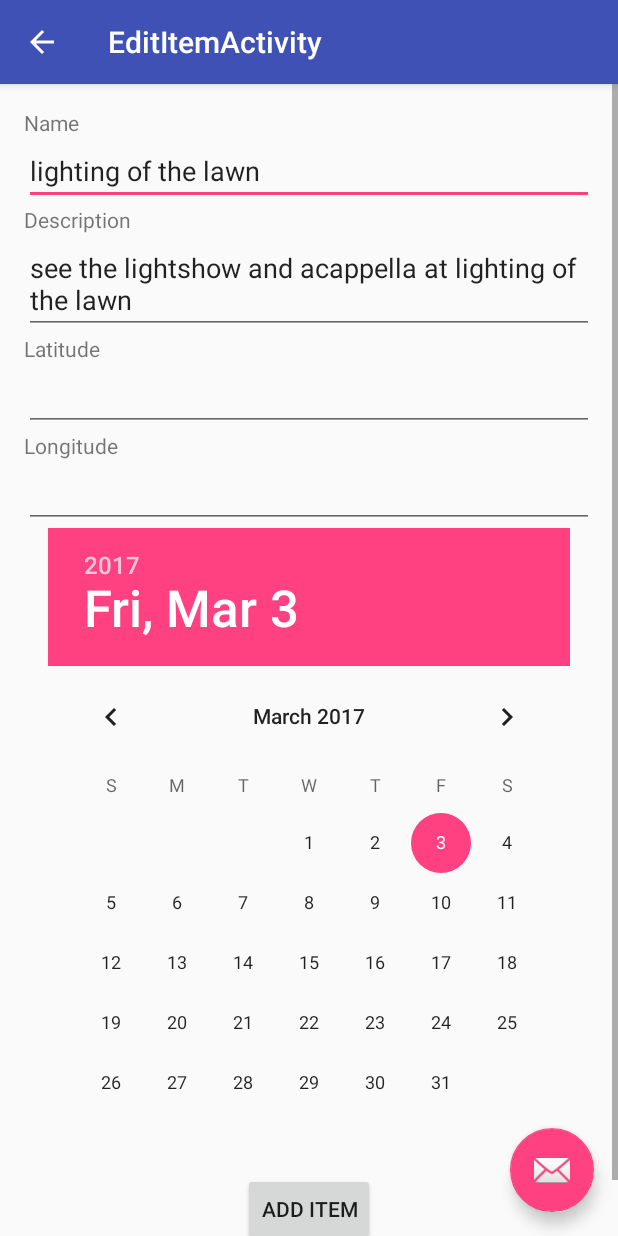
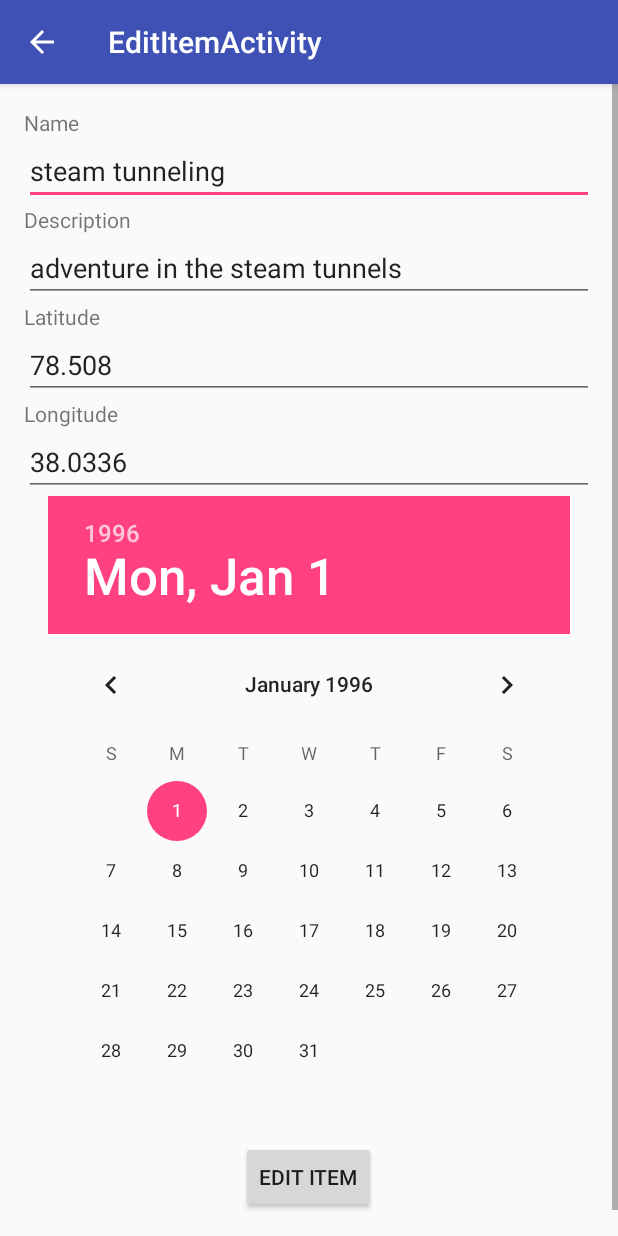
Before and after one commit to ww6vh/Android_Project_gengar, an Android app: the screen it shows after launch (EditItemActivity), after a tap on "steam tunneling", on a phone screen of 412 x 824 dp. Run offline under Robolectric (Android 15) with nearby library versions, the phone set to English and light mode, and no system bars.

Commit message:
The FABs from both pages were removed. The error was due to the app not being cleaned (?). The date field for the views now updates, and the list sorts itself because bucketItems are now comparables. The list sorts by date and checked status. Dates are now processed with <string>.split(), which prevents substring parsing issues. All that's left to do is make the update work and allow the date to pre-populate with the bucket's data.

```diff
--- a/app/src/main/java/androidminiapp_tre7ca_ww6vh/androidminiapp_tre7ca_ww6vh/BucketItem.java
+++ b/app/src/main/java/androidminiapp_tre7ca_ww6vh/androidminiapp_tre7ca_ww6vh/BucketItem.java
@@ -1,12 +1,17 @@
 package androidminiapp_tre7ca_ww6vh.androidminiapp_tre7ca_ww6vh;
 
 import java.util.ArrayList;
+import java.util.Comparator;
+import java.util.Collections;
+
+import android.app.usage.NetworkStats;
+import android.util.Log;
 
 /**
  * Code adapted from Professor Sheriff's ListExample code
  */
 
-public class BucketItem {
+public class BucketItem implements Comparable<BucketItem>{
     private String mName;
     private String mDescription;
     private double mLatitude;
@@ -24,7 +29,12 @@
         mLatitude = latitude;
         mLongitude = longitude;
         mCompleted = completed;
-        tDate = mMonth + "-" + mDay + "-" + mYear;
+        tDate = date;
+        String[] dateComps = tDate.split("-");
+        mMonth = dateComps[0];
+        mDay = dateComps[1];
+        mYear = dateComps[2];
+        Log.d("date components: ", mMonth + " " + mDay + " " + mYear);
 
     }
 
@@ -42,7 +52,17 @@
         return mCompleted;
     }
 
+    public void setmCompleted(Boolean done) {
+        mCompleted = done;
+    }
+
     public String gettDate() {return tDate;}
+
+    public String getmMonth() {return mMonth;}
+
+    public String getmDay() {return mDay;}
+
+    public String getmYear() {return mYear;}
 
     private static int lastBucketItemId = 0;
 
@@ -74,12 +94,40 @@
         String desc2 = "see the lightshow and acappella at lighting of the lawn";
         double lat2 = 38.0336;
         double lon2 = 78.5080;
-        String dat1 = "12-01-2017";
+        String dat1 = "12-01-1995";
         String dat2 = "01-02-2017";
 
         bucketItems.add(new BucketItem(name1, desc1, lat1, lon1, comp1, dat1));
         bucketItems.add(new BucketItem(name2, desc2, lat2, lon2, comp1, dat2));
-
+        Collections.sort(bucketItems);
         return bucketItems;
     }
+
+    @Override
+    public int compareTo(BucketItem B2) {
+        if(this.isCompleted() && !B2.isCompleted())
+            return 1;
+        else if(!this.isCompleted() && B2.isCompleted())
+            return -1;
+        else {
+            if (Integer.parseInt(this.mYear) > Integer.parseInt(B2.mYear))
+                return 1;
+            else if (Integer.parseInt(this.mYear) < Integer.parseInt(B2.mYear))
+                return -1;
+            else {
+                if (Integer.parseInt(this.mMonth) > Integer.parseInt(B2.mMonth))
+                    return 1;
+                else if (Integer.parseInt(this.mMonth) < Integer.parseInt(B2.mMonth))
+                    return -1;
+                else {
+                    if (Integer.parseInt(this.mDay) > Integer.parseInt(B2.mDay))
+                        return 1;
+                    else if (Integer.parseInt(this.mDay) < Integer.parseInt(B2.mDay))
+                        return -1;
+                    else
+                        return 0;
+                }
+            }
+        }
+    }
 }
--- a/app/src/main/java/androidminiapp_tre7ca_ww6vh/androidminiapp_tre7ca_ww6vh/BucketItemAdapter.java
+++ b/app/src/main/java/androidminiapp_tre7ca_ww6vh/androidminiapp_tre7ca_ww6vh/BucketItemAdapter.java
@@ -12,16 +12,18 @@
 import android.view.View;
 import android.view.ViewGroup;
 import android.widget.CheckBox;
+import android.widget.CompoundButton;
 import android.widget.TextView;
 import android.widget.Toast;
 
 import org.w3c.dom.Text;
 
 import java.util.List;
+import java.util.Collections;
 
 // Create the basic adapter extending from RecyclerView.Adapter
 // Note that we specify the custom ViewHolder which gives us access to our views
-public class BucketItemAdapter extends
+public class  BucketItemAdapter extends
         RecyclerView.Adapter<BucketItemAdapter.ViewHolder> {
 
     private BucketItem bucket;
@@ -51,7 +53,7 @@
         public TextView nameTextView;
         public CheckBox checked;
         public TextView dateTextView;
-        private BucketItem currBuck;
+        //private BucketItem currBuck;
         // We also create a constructor that accepts the entire item row
         // and does the view lookups to find each subview
         public ViewHolder(View itemView, BucketItem bucket) {
@@ -59,11 +61,9 @@
             // to access the context from any ViewHolder instance.
             super(itemView);
             nameTextView = (TextView) itemView.findViewById(R.id.bucket_name);
-            //dateTextView = (TextView) itemView.findViewById(R.id.datePicker2);
+            dateTextView = (TextView) itemView.findViewById(R.id.bucketDate);
             checked = (CheckBox) itemView.findViewById(R.id.checkBox);
             nameTextView.setOnClickListener(this);
-            //itemView.setOnClickListener(this);
-            currBuck = bucket;
 
         }
 
@@ -91,26 +91,39 @@
     @Override
     public void onBindViewHolder(BucketItemAdapter.ViewHolder viewHolder, int position) {
         // Get the data model based on position
-        BucketItem bucketItem = mBucketItems.get(position);
-        bucket = bucketItem;
+        final BucketItem bucketItem = mBucketItems.get(position);
         // Set item views based on your views and data model
         TextView textView = viewHolder.nameTextView;
         textView.setText(bucketItem.getName());
+        Log.d("This is the date, ", bucketItem.gettDate());
+        viewHolder.dateTextView.setText(bucketItem.gettDate());
         if(!bucketItem.isCompleted()) {
             textView.setClickable(true);
             textView.setActivated(true);
             textView.setEnabled(true);
 
         }
+        viewHolder.checked.setOnCheckedChangeListener(null);
+        viewHolder.checked.setChecked(bucketItem.isCompleted());
+        viewHolder.checked.setOnCheckedChangeListener(new CompoundButton.OnCheckedChangeListener() {
+            @Override
+            public void onCheckedChanged(CompoundButton compoundButton, boolean b) {
+                bucketItem.setmCompleted(!bucketItem.isCompleted());
+                Collections.sort(mBucketItems);
+                notifyDataSetChanged();
+            }
+        });
 
         textView.setOnClickListener(new View.OnClickListener() {
             @Override
             public void onClick( View v) {
                 Intent mIntent = new Intent(mContext, EditItemActivity.class);
-                mIntent.putExtra("Name", bucket.getName());
-                mIntent.putExtra("Desc", bucket.getmDescription());
-                mIntent.putExtra("Lat", bucket.getmLatitude());
-                mIntent.putExtra("Long", bucket.getmLongitude());
+                Log.d("BucketList", "" + bucketItem.getmLatitude());
+                mIntent.putExtra("eName", bucketItem.getName());
+                mIntent.putExtra("eDesc", bucketItem.getmDescription());
+                mIntent.putExtra("eLat", bucketItem.getmLatitude());
+                mIntent.putExtra("eLong", bucketItem.getmLongitude());
+                mIntent.putExtra("eDate", bucketItem.gettDate());
                 ((BucketListActivity)mContext).startActivityForResult(mIntent, 2);
 
             }
--- a/app/src/main/java/androidminiapp_tre7ca_ww6vh/androidminiapp_tre7ca_ww6vh/EditItemActivity.java
+++ b/app/src/main/java/androidminiapp_tre7ca_ww6vh/androidminiapp_tre7ca_ww6vh/EditItemActivity.java
@@ -6,6 +6,7 @@
 import android.support.design.widget.Snackbar;
 import android.support.v7.app.AppCompatActivity;
 import android.support.v7.widget.Toolbar;
+import android.util.Log;
 import android.view.View;
 import android.widget.DatePicker;
 import android.widget.EditText;
@@ -22,15 +23,20 @@
         Toolbar toolbar = (Toolbar) findViewById(R.id.toolbar);
         EditText name = (EditText) findViewById(R.id.editName);
         EditText description = (EditText) findViewById(R.id.editDescrip);
-        EditText longitude = (EditText) findViewById(R.id.editLong);
-        EditText Latitude = (EditText) findViewById(R.id.editLat);
+        EditText longitude = (EditText) findViewById(R.id.edLong);
+        EditText latitude = (EditText) findViewById(R.id.edLat);
         DatePicker date = (DatePicker) findViewById(R.id.editdatePicker2);
 
-        name.setText(intent.getStringExtra("Name"));
-        description.setText(intent.getStringExtra("Desc"));
-        longitude.setText(intent.getStringExtra("Lat"));
-        Latitude.setText(intent.getStringExtra("Long"));
-        //date.updateDate();
+        name.setText(intent.getStringExtra("eName"));
+        description.setText(intent.getStringExtra("eDesc"));
+        Log.d("BucketList", "getStringExtra: " + intent.getStringExtra("eLat"));
+        Log.d("BucketList", "getDoubleExtra: " + intent.getDoubleExtra("eLat", 0.0));
+        longitude.setText("" + intent.getDoubleExtra("eLat", 0.0));
+        latitude.setText("" + intent.getDoubleExtra("eLong", 0.0));
+        int day = 0;
+        int month = 0;
+        int year = 0;
+        date.updateDate(1995,12,01);
         //date.updateDate(intent.get); = data.getStringExtra("Date");
 
         setSupportActionBar(toolbar);
@@ -45,14 +51,36 @@
             }
         });
 
-        FloatingActionButton fab = (FloatingActionButton) findViewById(R.id.fab);
-        fab.setOnClickListener(new View.OnClickListener() {
-            @Override
-            public void onClick(View view) {
-                Snackbar.make(view, "Replace with your own action", Snackbar.LENGTH_LONG)
-                        .setAction("Action", null).show();
-            }
-        });
+
+    }
+
+    public void editItem(View view) {
+        EditText eName = (EditText) findViewById(R.id.editName);
+        EditText eDescrip = (EditText) findViewById(R.id.editDescrip);
+        EditText eLat = (EditText) findViewById(R.id.edLat);
+        EditText eLong = (EditText) findViewById(R.id.edLong);
+        DatePicker datePicker = (DatePicker) findViewById(R.id.editdatePicker2);
+
+        String sName = eName.getText().toString();
+        String sDescrip = eDescrip.getText().toString();
+        String sLat = eLat.getText().toString();
+        String sLong = eLong.getText().toString();
+        int day = datePicker.getDayOfMonth();
+        int month = datePicker.getMonth() + 1;
+        int year = datePicker.getYear();
+        String date = month + "-" + day + "-" + year;
+
+        Intent sendInput = new Intent();
+        sendInput.putExtra("Name", sName);
+        sendInput.putExtra("Desc", sDescrip);
+        sendInput.putExtra("Lat", sLat);
+        sendInput.putExtra("Long", sLong);
+        sendInput.putExtra("Date", date);
+
+        Log.d("MyApp", "sending back " + sLat + " " + sLong);
+
+        setResult(BucketListActivity.RESULT_OK, sendInput);
+        finish();
     }
 
 }
--- a/app/src/main/res/layout/activity_edit_item.xml
+++ b/app/src/main/res/layout/activity_edit_item.xml
@@ -23,12 +23,5 @@
 
     <include layout="@layout/content_edit_item" />
 
-    <android.support.design.widget.FloatingActionButton
-        android:id="@+id/fab"
-        android:layout_width="wrap_content"
-        android:layout_height="wrap_content"
-        android:layout_gravity="bottom|end"
-        android:layout_margin="@dimen/fab_margin"
-        app:srcCompat="@android:drawable/ic_dialog_email" />
 
 </android.support.design.widget.CoordinatorLayout>
--- a/app/src/main/res/layout/content_bucket_list.xml
+++ b/app/src/main/res/layout/content_bucket_list.xml
@@ -43,7 +43,8 @@
         android:layout_height="wrap_content"
         android:layout_below="@id/bucket_name"
         android:layout_alignLeft="@id/bucket_name"
-        android:id="@+id/bucketdate"
+        android:textSize="9dp"
+        android:id="@+id/bucketDate"
         />
 
 </RelativeLayout>
--- a/app/src/main/res/layout/content_edit_item.xml
+++ b/app/src/main/res/layout/content_edit_item.xml
@@ -52,7 +52,7 @@
             android:layout_height="wrap_content"
             android:inputType="numberDecimal"
             android:ems="10"
-            android:id="@+id/editLat" />
+            android:id="@+id/edLat" />
 
         <TextView
             android:text="Longitude"
@@ -64,7 +64,7 @@
             android:layout_height="wrap_content"
             android:inputType="numberDecimal"
             android:ems="10"
-            android:id="@+id/editLong" />
+            android:id="@+id/edLong" />
 
         <DatePicker
             android:layout_width="wrap_content"
@@ -73,14 +73,14 @@
             android:layout_gravity="center" />
 
         <Button
-            android:text="Add Item"
+            android:text="Edit Item"
             android:layout_width="wrap_content"
             android:layout_height="wrap_content"
             android:layout_marginBottom="17dp"
-            android:id="@+id/editbutton"
+            android:id="@+id/editBucket"
             android:layout_alignParentBottom="true"
             android:layout_centerHorizontal="true"
-            android:onClick="addItem"
+            android:onClick="editItem"
             android:layout_gravity="center"/>
 
 
```
Also changed, not shown: app/src/main/java/androidminiapp_tre7ca_ww6vh/androidminiapp_tre7ca_ww6vh/BucketListActivity.java (+13 -12 lines), app/src/main/res/layout/activity_add_item.xml (+1 -7 lines).
